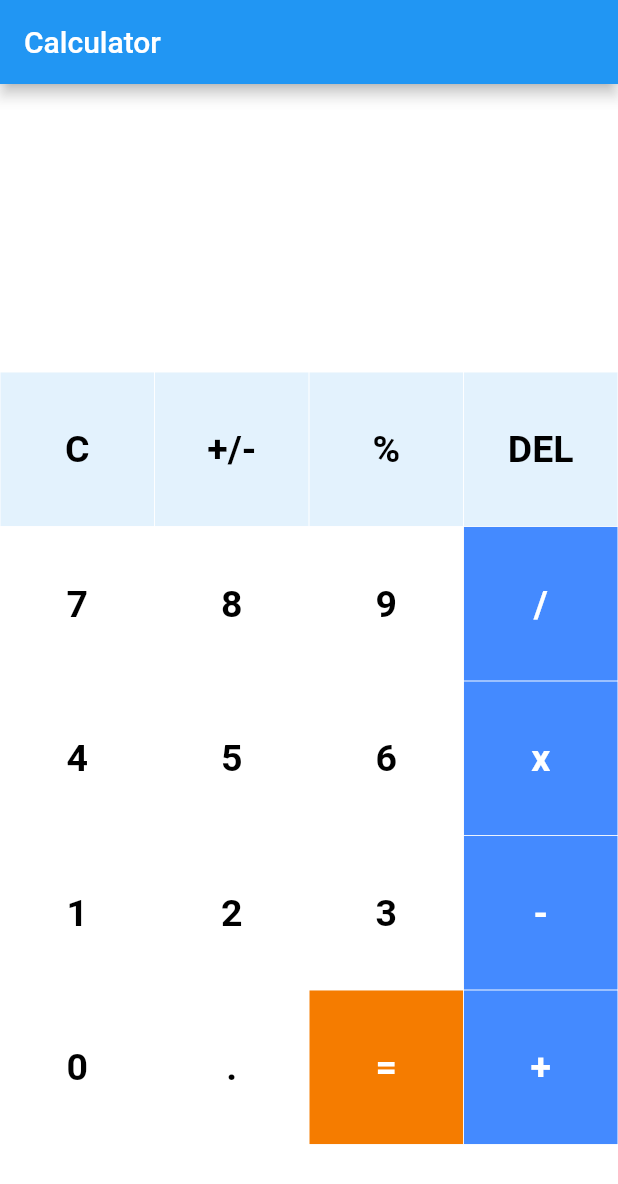
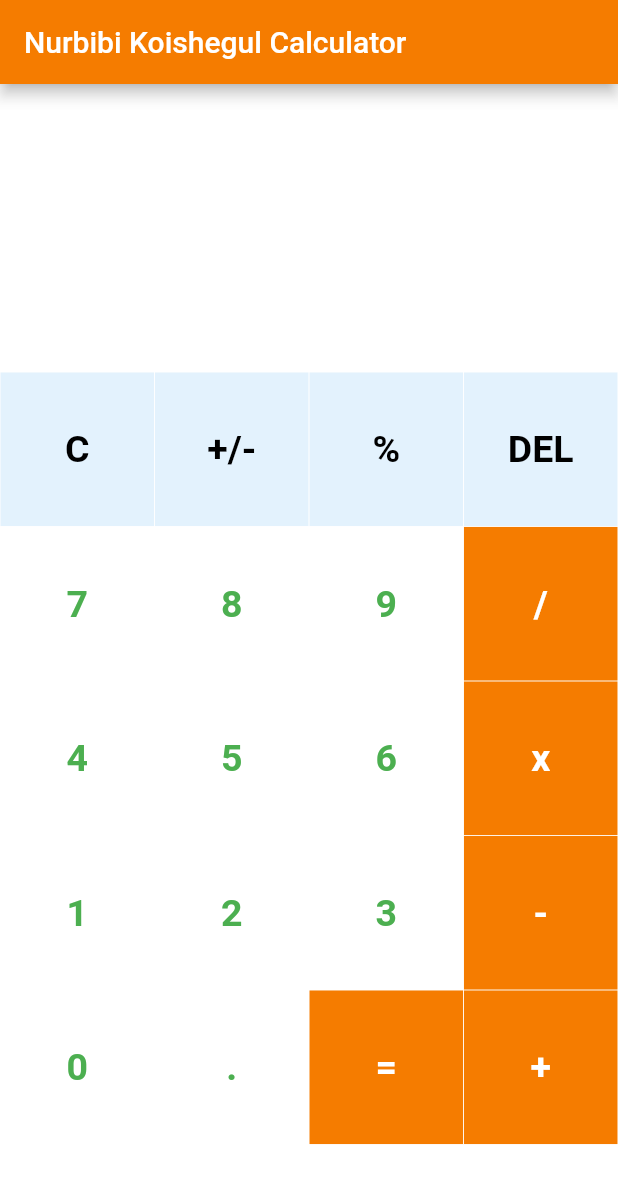
Before and after one commit to nurbibikoishegul/calculator, a Flutter app: the screen it shows after launch, on a phone screen of 412 x 824 dp. Shown: the top 1184 px of the screen. Run offline on Flutter 3.47's test engine with Material 2 defaults, Android fonts, the phone set to English and light mode, and no system bars; our stand-ins replace math_expressions.

Commit message:
update colors

```diff
--- a/lib/main.dart
+++ b/lib/main.dart
@@ -53,7 +53,8 @@ final List<String> buttons = [
 Widget build(BuildContext context) {
 	return Scaffold(
 	appBar: new AppBar(
-		title: new Text("Calculator"),
+		title: new Text("Nurbibi Koishegul Calculator"),
+    backgroundColor: Colors.orange[700],
 	), //AppBar
 	backgroundColor: Colors.white38,
 	body: Column(
@@ -167,11 +168,11 @@ Widget build(BuildContext context) {
 						},
 						buttonText: buttons[index],
 						color: isOperator(buttons[index])
-							? Colors.blueAccent
+							? Colors.orange[700]
 							: Colors.white,
 						textColor: isOperator(buttons[index])
 							? Colors.white
-							: Colors.black,
+							: Colors.green,
 					);
 					}
 				}), // GridView.builder
```
